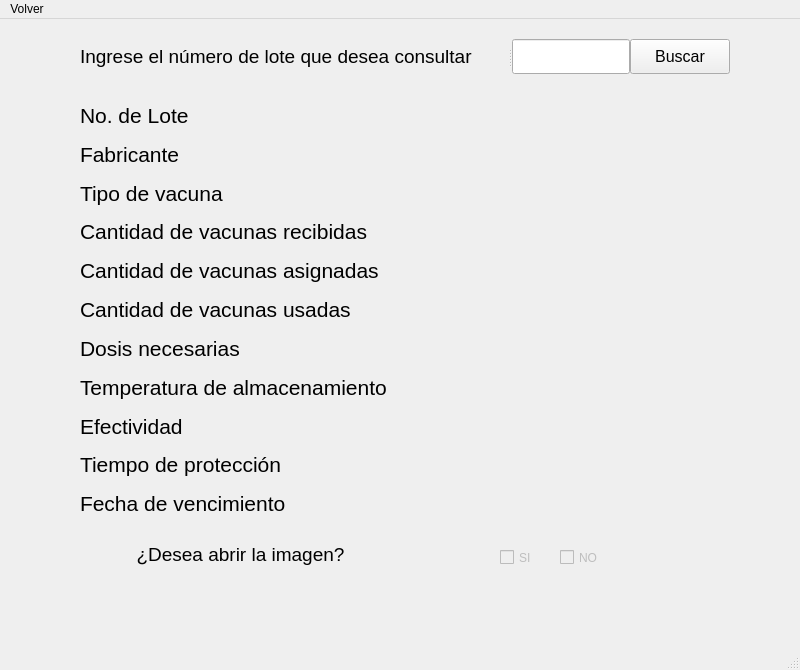
Old version of the form frontend/user_interface/consultaLoteIndividual.ui in the repository alpha231/UNAL_POO_2021-1.
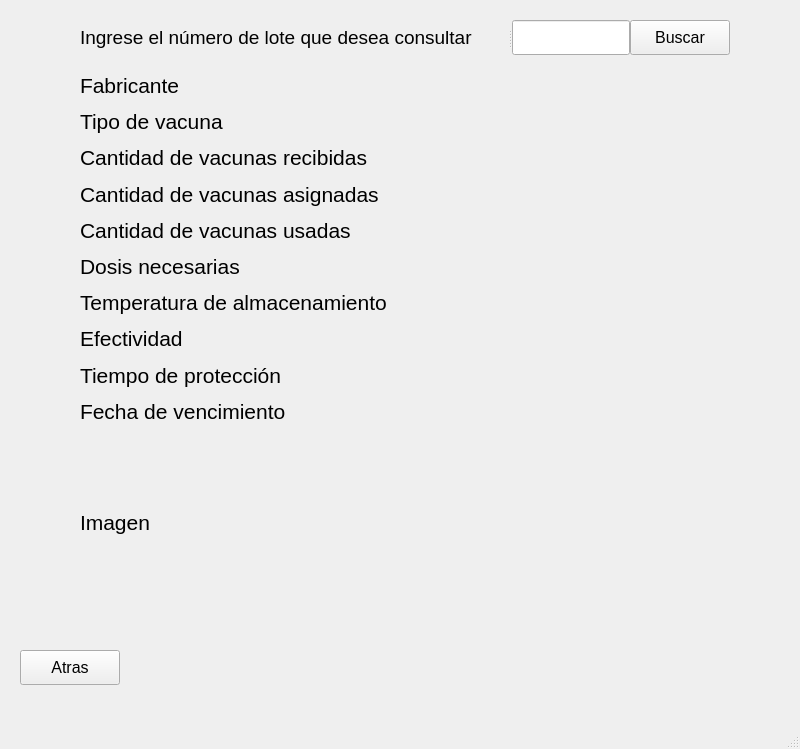
New version of the form.

Commit message: implementacion de creacion y consulta ind. de lote

```diff
--- a/frontend/user_interface/consultaLoteIndividual.ui
+++ b/frontend/user_interface/consultaLoteIndividual.ui
@@ -10,7 +10,7 @@
     <x>0</x>
     <y>0</y>
     <width>800</width>
-    <height>670</height>
+    <height>749</height>
    </rect>
   </property>
   <property name="windowTitle">
@@ -86,85 +86,13 @@
     <property name="geometry">
      <rect>
       <x>80</x>
-      <y>80</y>
+      <y>70</y>
       <width>641</width>
-      <height>421</height>
+      <height>542</height>
      </rect>
     </property>
     <layout class="QGridLayout" name="gridLayout">
-     <item row="0" column="0">
-      <widget class="QLabel" name="label_12">
-       <property name="font">
-        <font>
-         <pointsize>16</pointsize>
-        </font>
-       </property>
-       <property name="text">
-        <string>No. de Lote</string>
-       </property>
-      </widget>
-     </item>
-     <item row="1" column="1">
-      <widget class="QLabel" name="label_2">
-       <property name="font">
-        <font>
-         <pointsize>14</pointsize>
-        </font>
-       </property>
-       <property name="text">
-        <string/>
-       </property>
-      </widget>
-     </item>
-     <item row="8" column="1">
-      <widget class="QLabel" name="label_9">
-       <property name="font">
-        <font>
-         <pointsize>14</pointsize>
-        </font>
-       </property>
-       <property name="text">
-        <string/>
-       </property>
-      </widget>
-     </item>
-     <item row="3" column="0">
-      <widget class="QLabel" name="label_15">
-       <property name="font">
-        <font>
-         <pointsize>16</pointsize>
-        </font>
-       </property>
-       <property name="text">
-        <string>Cantidad de vacunas recibidas</string>
-       </property>
-      </widget>
-     </item>
-     <item row="7" column="0">
-      <widget class="QLabel" name="label_19">
-       <property name="font">
-        <font>
-         <pointsize>16</pointsize>
-        </font>
-       </property>
-       <property name="text">
-        <string>Temperatura de almacenamiento</string>
-       </property>
-      </widget>
-     </item>
-     <item row="3" column="1">
-      <widget class="QLabel" name="label_4">
-       <property name="font">
-        <font>
-         <pointsize>14</pointsize>
-        </font>
-       </property>
-       <property name="text">
-        <string/>
-       </property>
-      </widget>
-     </item>
-     <item row="5" column="0">
+     <item row="4" column="0">
       <widget class="QLabel" name="label_17">
        <property name="font">
         <font>
@@ -212,63 +140,27 @@
        </property>
       </widget>
      </item>
+     <item row="8" column="0">
+      <widget class="QLabel" name="label_21">
+       <property name="font">
+        <font>
+         <pointsize>16</pointsize>
+        </font>
+       </property>
+       <property name="text">
+        <string>Tiempo de protección</string>
+       </property>
+      </widget>
+     </item>
      <item row="10" column="0">
-      <widget class="QLabel" name="label_22">
+      <widget class="QLabel" name="label_23">
        <property name="font">
         <font>
          <pointsize>16</pointsize>
         </font>
        </property>
        <property name="text">
-        <string>Fecha de vencimiento</string>
-       </property>
-      </widget>
-     </item>
-     <item row="4" column="0">
-      <widget class="QLabel" name="label_16">
-       <property name="font">
-        <font>
-         <pointsize>16</pointsize>
-        </font>
-       </property>
-       <property name="text">
-        <string>Cantidad de vacunas asignadas</string>
-       </property>
-      </widget>
-     </item>
-     <item row="1" column="0">
-      <widget class="QLabel" name="label_13">
-       <property name="font">
-        <font>
-         <pointsize>16</pointsize>
-        </font>
-       </property>
-       <property name="text">
-        <string>Fabricante</string>
-       </property>
-      </widget>
-     </item>
-     <item row="2" column="1">
-      <widget class="QLabel" name="label_3">
-       <property name="font">
-        <font>
-         <pointsize>14</pointsize>
-        </font>
-       </property>
-       <property name="text">
-        <string/>
-       </property>
-      </widget>
-     </item>
-     <item row="2" column="0">
-      <widget class="QLabel" name="label_14">
-       <property name="font">
-        <font>
-         <pointsize>16</pointsize>
-        </font>
-       </property>
-       <property name="text">
-        <string>Tipo de vacuna</string>
+        <string>Imagen</string>
        </property>
       </widget>
      </item>
@@ -284,7 +176,43 @@
        </property>
       </widget>
      </item>
-     <item row="6" column="0">
+     <item row="10" column="1">
+      <widget class="QLabel" name="imagen">
+       <property name="minimumSize">
+        <size>
+         <width>305</width>
+         <height>180</height>
+        </size>
+       </property>
+       <property name="maximumSize">
+        <size>
+         <width>305</width>
+         <height>180</height>
+        </size>
+       </property>
+       <property name="font">
+        <font>
+         <pointsize>14</pointsize>
+        </font>
+       </property>
+       <property name="text">
+        <string/>
+       </property>
+      </widget>
+     </item>
+     <item row="2" column="0">
+      <widget class="QLabel" name="label_15">
+       <property name="font">
+        <font>
+         <pointsize>16</pointsize>
+        </font>
+       </property>
+       <property name="text">
+        <string>Cantidad de vacunas recibidas</string>
+       </property>
+      </widget>
+     </item>
+     <item row="5" column="0">
       <widget class="QLabel" name="label_18">
        <property name="font">
         <font>
@@ -296,8 +224,8 @@
        </property>
       </widget>
      </item>
-     <item row="4" column="1">
-      <widget class="QLabel" name="label_5">
+     <item row="1" column="1">
+      <widget class="QLabel" name="tipoVacuna">
        <property name="font">
         <font>
          <pointsize>14</pointsize>
@@ -308,7 +236,7 @@
        </property>
       </widget>
      </item>
-     <item row="8" column="0">
+     <item row="7" column="0">
       <widget class="QLabel" name="label_20">
        <property name="font">
         <font>
@@ -320,8 +248,8 @@
        </property>
       </widget>
      </item>
-     <item row="10" column="1">
-      <widget class="QLabel" name="label_11">
+     <item row="4" column="1">
+      <widget class="QLabel" name="cantidadUsada">
        <property name="font">
         <font>
          <pointsize>14</pointsize>
@@ -332,20 +260,128 @@
        </property>
       </widget>
      </item>
+     <item row="1" column="0">
+      <widget class="QLabel" name="label_14">
+       <property name="font">
+        <font>
+         <pointsize>16</pointsize>
+        </font>
+       </property>
+       <property name="text">
+        <string>Tipo de vacuna</string>
+       </property>
+      </widget>
+     </item>
+     <item row="7" column="1">
+      <widget class="QLabel" name="efectividad">
+       <property name="font">
+        <font>
+         <pointsize>14</pointsize>
+        </font>
+       </property>
+       <property name="text">
+        <string/>
+       </property>
+      </widget>
+     </item>
+     <item row="5" column="1">
+      <widget class="QLabel" name="dosis">
+       <property name="font">
+        <font>
+         <pointsize>14</pointsize>
+        </font>
+       </property>
+       <property name="text">
+        <string/>
+       </property>
+      </widget>
+     </item>
+     <item row="2" column="1">
+      <widget class="QLabel" name="cantidadRecibida">
+       <property name="font">
+        <font>
+         <pointsize>14</pointsize>
+        </font>
+       </property>
+       <property name="text">
+        <string/>
+       </property>
+      </widget>
+     </item>
+     <item row="6" column="0">
+      <widget class="QLabel" name="label_19">
+       <property name="font">
+        <font>
+         <pointsize>16</pointsize>
+        </font>
+       </property>
+       <property name="text">
+        <string>Temperatura de almacenamiento</string>
+       </property>
+      </widget>
+     </item>
+     <item row="3" column="0">
+      <widget class="QLabel" name="label_16">
+       <property name="font">
+        <font>
+         <pointsize>16</pointsize>
+        </font>
+       </property>
+       <property name="text">
+        <string>Cantidad de vacunas asignadas</string>
+       </property>
+      </widget>
+     </item>
      <item row="9" column="0">
-      <widget class="QLabel" name="label_21">
+      <widget class="QLabel" name="label_22">
        <property name="font">
         <font>
          <pointsize>16</pointsize>
         </font>
        </property>
        <property name="text">
-        <string>Tiempo de protección</string>
+        <string>Fecha de vencimiento</string>
        </property>
       </widget>
      </item>
      <item row="6" column="1">
-      <widget class="QLabel" name="label_7">
+      <widget class="QLabel" name="temperatura">
+       <property name="font">
+        <font>
+         <pointsize>14</pointsize>
+        </font>
+       </property>
+       <property name="text">
+        <string/>
+       </property>
+      </widget>
+     </item>
+     <item row="0" column="0">
+      <widget class="QLabel" name="label_13">
+       <property name="font">
+        <font>
+         <pointsize>16</pointsize>
+        </font>
+       </property>
+       <property name="text">
+        <string>Fabricante</string>
+       </property>
+      </widget>
+     </item>
+     <item row="8" column="1">
+      <widget class="QLabel" name="tiempoProteccion">
+       <property name="font">
+        <font>
+         <pointsize>14</pointsize>
+        </font>
+       </property>
+       <property name="text">
+        <string/>
+       </property>
+      </widget>
+     </item>
+     <item row="3" column="1">
+      <widget class="QLabel" name="cantidadAsignada">
        <property name="font">
         <font>
          <pointsize>14</pointsize>
@@ -358,61 +394,11 @@
      </item>
     </layout>
    </widget>
-   <widget class="QCheckBox" name="checkBox_2">
-    <property name="enabled">
-     <bool>false</bool>
-    </property>
+   <widget class="QLabel" name="mensaje">
     <property name="geometry">
      <rect>
-      <x>560</x>
-      <y>530</y>
-      <width>41</width>
-      <height>17</height>
-     </rect>
-    </property>
-    <property name="text">
-     <string>NO</string>
-    </property>
-   </widget>
-   <widget class="QCheckBox" name="checkBox">
-    <property name="enabled">
-     <bool>false</bool>
-    </property>
-    <property name="geometry">
-     <rect>
-      <x>500</x>
-      <y>530</y>
-      <width>41</width>
-      <height>17</height>
-     </rect>
-    </property>
-    <property name="text">
-     <string>SI</string>
-    </property>
-   </widget>
-   <widget class="QLabel" name="label_23">
-    <property name="geometry">
-     <rect>
-      <x>80</x>
-      <y>520</y>
-      <width>321</width>
-      <height>31</height>
-     </rect>
-    </property>
-    <property name="font">
-     <font>
-      <pointsize>14</pointsize>
-     </font>
-    </property>
-    <property name="text">
-     <string>&lt;html&gt;&lt;head/&gt;&lt;body&gt;&lt;p align=&quot;center&quot;&gt;¿Desea abrir la imagen?&lt;/p&gt;&lt;/body&gt;&lt;/html&gt;</string>
-    </property>
-   </widget>
-   <widget class="QLabel" name="label_25">
-    <property name="geometry">
-     <rect>
-      <x>80</x>
-      <y>570</y>
+      <x>130</x>
+      <y>650</y>
       <width>611</width>
       <height>31</height>
      </rect>
@@ -421,22 +407,24 @@
      <string>&lt;html&gt;&lt;head/&gt;&lt;body&gt;&lt;p align=&quot;center&quot;&gt;&lt;span style=&quot; color:#aa0000;&quot;&gt;&lt;br/&gt;&lt;/span&gt;&lt;/p&gt;&lt;/body&gt;&lt;/html&gt;</string>
     </property>
    </widget>
-  </widget>
-  <widget class="QMenuBar" name="menubar">
-   <property name="geometry">
-    <rect>
-     <x>0</x>
-     <y>0</y>
-     <width>800</width>
-     <height>21</height>
-    </rect>
-   </property>
-   <widget class="QMenu" name="menuVolver">
-    <property name="title">
-     <string>Volver</string>
+   <widget class="QPushButton" name="buttonAtras">
+    <property name="geometry">
+     <rect>
+      <x>20</x>
+      <y>650</y>
+      <width>100</width>
+      <height>35</height>
+     </rect>
+    </property>
+    <property name="font">
+     <font>
+      <pointsize>12</pointsize>
+     </font>
+    </property>
+    <property name="text">
+     <string>Atras</string>
     </property>
    </widget>
-   <addaction name="menuVolver"/>
   </widget>
   <widget class="QStatusBar" name="statusbar"/>
  </widget>
```
Left out of the diff: 32 changed lines with no effect on the pictures. The commit also changes 4 other files.
